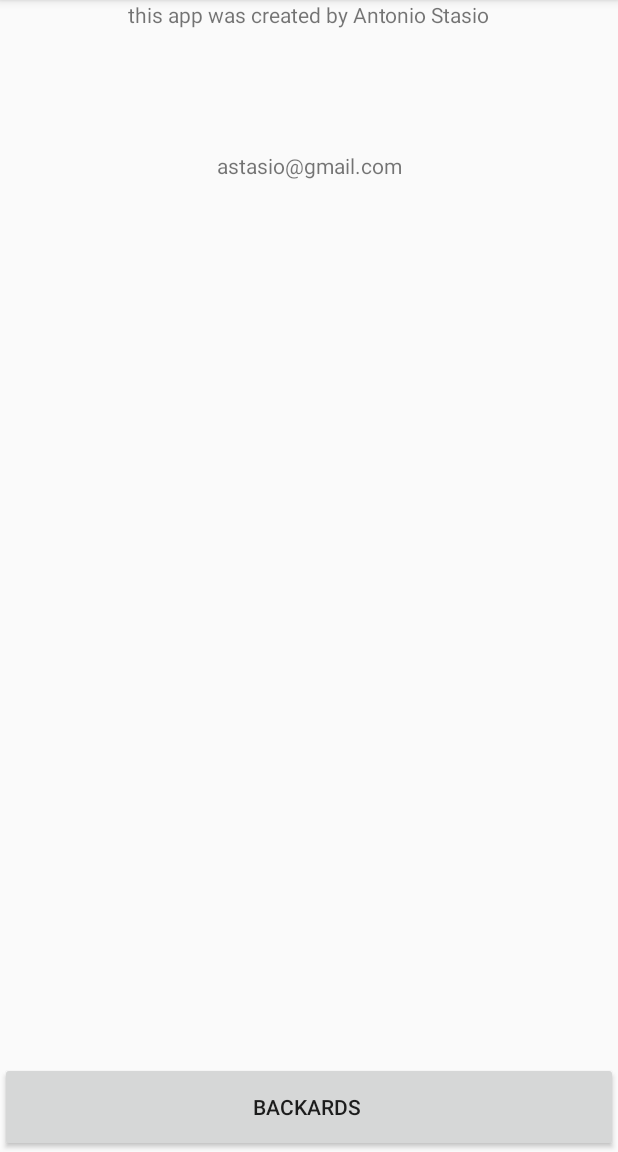
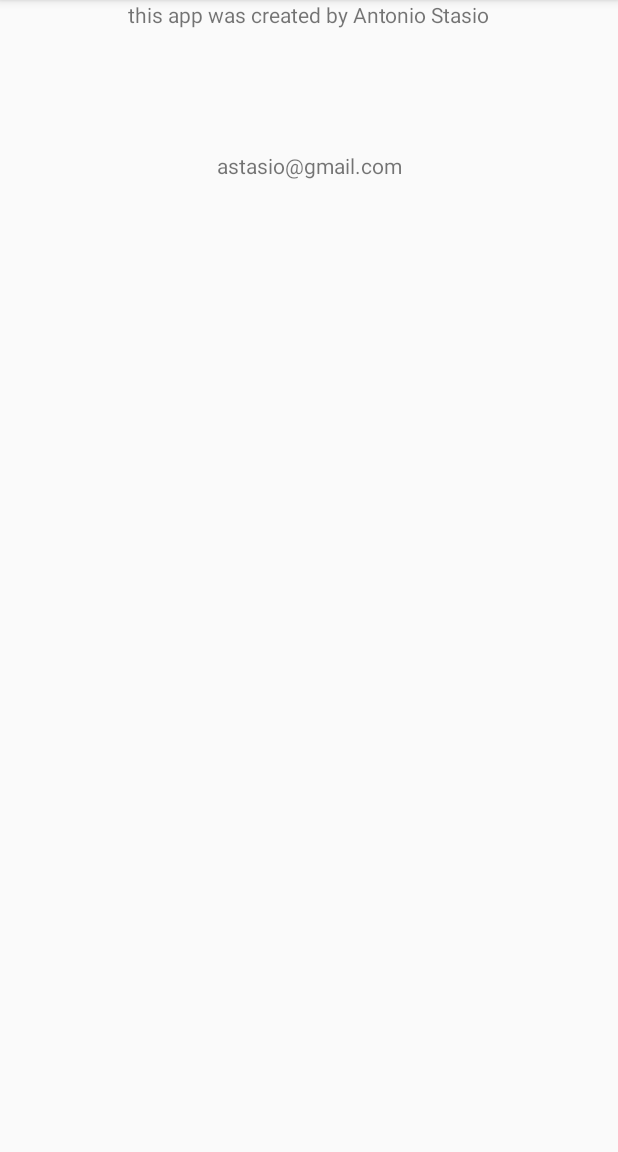
Before and after one commit to astasio/SimInfo, an Android app: the MainActivity2 screen opened directly, with no data from a screen before it, on a phone screen of 412 x 824 dp, the part 84-1236 px from its top. Run offline under Robolectric (Android 15) with nearby library versions, the light colour scheme and no system bars.

```diff
--- a/app/src/main/java/com/astasio/siminfo/MainActivity2.java
+++ b/app/src/main/java/com/astasio/siminfo/MainActivity2.java
@@ -1,10 +1,8 @@
 package com.astasio.siminfo;
 
+import android.os.Bundle;
+
 import androidx.appcompat.app.AppCompatActivity;
-
-import android.content.Intent;
-import android.os.Bundle;
-import android.widget.Button;
 
 public class MainActivity2 extends AppCompatActivity {
 
@@ -12,9 +10,5 @@ public class MainActivity2 extends AppCompatActivity {
     protected void onCreate(Bundle savedInstanceState) {
         super.onCreate(savedInstanceState);
         setContentView(R.layout.activity_main2);
-        Button button = findViewById(R.id.button_back);
-        button.setOnClickListener(
-                v -> startActivity(new Intent(MainActivity2.this,
-                        MainActivity.class)));
     }
 }
--- a/app/src/main/res/layout/activity_main2.xml
+++ b/app/src/main/res/layout/activity_main2.xml
@@ -23,18 +23,6 @@
         android:orientation="horizontal"
         app:layout_constraintGuide_begin="20dp" />
 
-    <Button
-        android:id="@+id/button_back"
-        android:layout_width="0dp"
-        android:layout_height="0dp"
-        android:layout_marginTop="708dp"
-        android:text="@string/indietro"
-        app:layout_constraintBottom_toBottomOf="parent"
-        app:layout_constraintEnd_toEndOf="parent"
-        app:layout_constraintHorizontal_bias="0.5"
-        app:layout_constraintStart_toStartOf="parent"
-        app:layout_constraintTop_toTopOf="parent" />
-
     <TextView
         android:id="@+id/textView2"
         android:layout_width="wrap_content"
```
